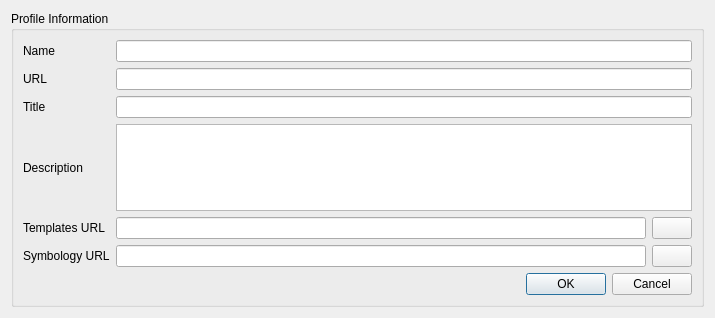
Above: src/qgis_templates_symbology/ui/profile_dialog.ui from hotosm/qgis-templates-and-symbology-plugin before the change. Below: the same form after it.
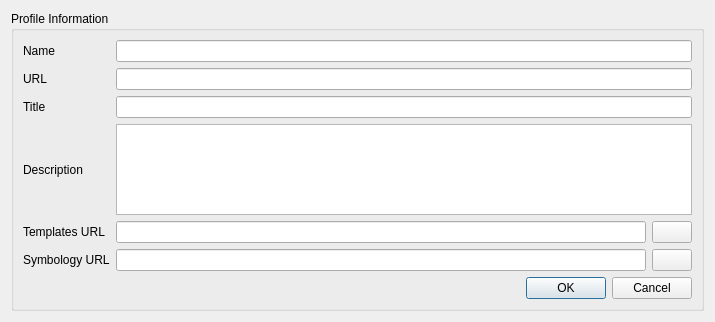
That is the form after the change.

What changed in the file:
```diff
--- a/src/qgis_templates_symbology/ui/profile_dialog.ui
+++ b/src/qgis_templates_symbology/ui/profile_dialog.ui
@@ -7,7 +7,7 @@
     <x>0</x>
     <y>0</y>
     <width>715</width>
-    <height>318</height>
+    <height>322</height>
    </rect>
   </property>
   <property name="windowTitle">
```
Left out of the diff: 18 changed lines with no effect on the pictures.
